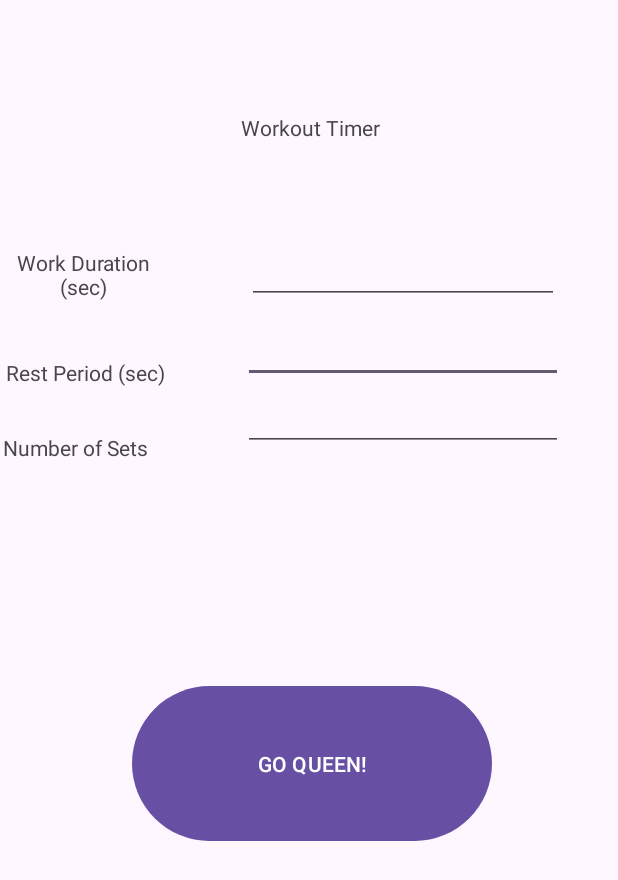
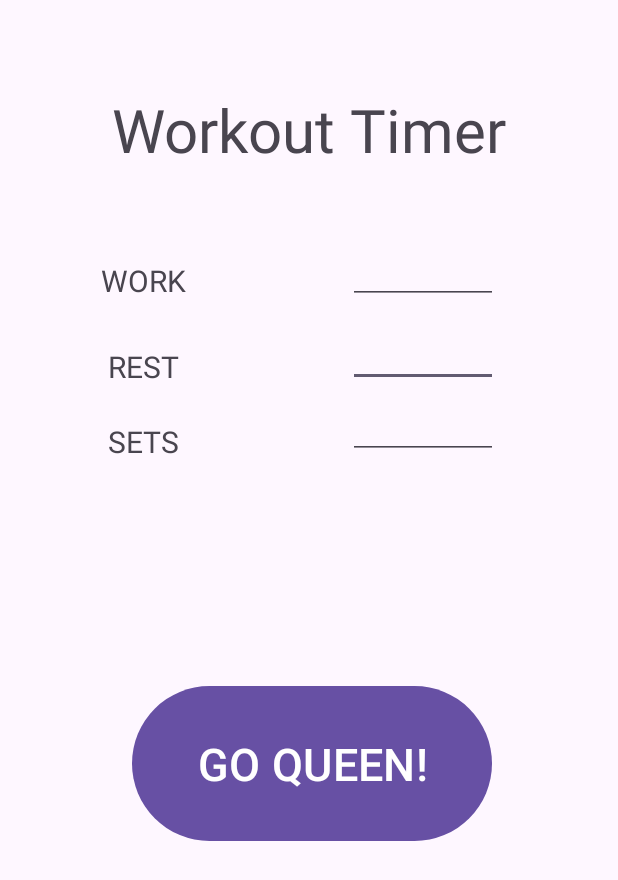
Before and after one commit to T-MannGitHub/Task4-1_Workout_Timer, an Android app: the screen it shows after launch (MainActivity), on a phone screen of 412 x 824 dp. Shown: the top 880 px of the screen. Run offline under Robolectric (Android 15) with nearby library versions, the phone set to English and light mode, and no system bars.

```diff
--- a/app/src/main/res/layout/activity_main.xml
+++ b/app/src/main/res/layout/activity_main.xml
@@ -10,7 +10,7 @@
 
     <TextView
         android:id="@+id/myTextViewTitle"
-        android:layout_width="237dp"
+        android:layout_width="350dp"
         android:layout_height="52dp"
         android:layout_marginStart="142dp"
         android:layout_marginTop="59dp"
@@ -18,6 +18,7 @@
         android:layout_marginBottom="10dp"
         android:gravity="center"
         android:text="@string/Title"
+        android:textSize="40dp"
         android:textAlignment="center"
         app:layout_constraintBottom_toTopOf="@+id/myTextViewWorkDuration"
         app:layout_constraintEnd_toEndOf="parent"
@@ -26,7 +27,7 @@
 
     <TextView
         android:id="@+id/myTextViewRestDuration"
-        android:layout_width="110dp"
+        android:layout_width="100dp"
         android:layout_height="50dp"
         android:layout_marginStart="9dp"
         android:layout_marginEnd="10dp"
@@ -34,6 +35,7 @@
         android:gravity="bottom|left"
         android:text="@string/RestDuration"
         android:textAlignment="center"
+        android:textSize="20dp"
         app:layout_constraintBottom_toTopOf="@+id/myTextViewNumSets"
         app:layout_constraintEnd_toStartOf="@+id/myEditTextRestPeriod"
         app:layout_constraintStart_toStartOf="parent"
@@ -41,20 +43,21 @@
 
     <TextView
         android:id="@+id/myTextViewNumSets"
-        android:layout_width="110dp"
+        android:layout_width="100dp"
         android:layout_height="50dp"
         android:layout_marginStart="9dp"
         android:layout_marginEnd="10dp"
         android:gravity="bottom|left"
         android:text="@string/NumSets"
-        android:textAlignment="gravity"
+        android:textAlignment="center"
+        android:textSize="20dp"
         app:layout_constraintEnd_toStartOf="@+id/myEditTextNumSets"
         app:layout_constraintStart_toStartOf="parent"
         app:layout_constraintTop_toBottomOf="@+id/myTextViewRestDuration" />
 
     <EditText
         android:id="@+id/myEditTextRestPeriod"
-        android:layout_width="wrap_content"
+        android:layout_width="100dp"
         android:layout_height="wrap_content"
         android:layout_marginStart="40dp"
         android:layout_marginTop="7dp"
@@ -62,6 +65,8 @@
         android:layout_marginBottom="7dp"
         android:ems="10"
         android:inputType="number"
+        android:textColor="@color/pink"
+        android:textSize="20dp"
         app:layout_constraintBottom_toTopOf="@+id/myEditTextNumSets"
         app:layout_constraintEnd_toEndOf="parent"
         app:layout_constraintStart_toEndOf="@+id/myTextViewRestDuration"
@@ -69,13 +74,15 @@
 
     <EditText
         android:id="@+id/myEditTextWorkDuration"
-        android:layout_width="208dp"
+        android:layout_width="100dp"
         android:layout_height="46dp"
         android:layout_marginStart="40dp"
         android:layout_marginTop="45dp"
-        android:layout_marginEnd="54dp"
+        android:layout_marginEnd="44dp"
         android:ems="10"
         android:inputType="number"
+        android:textColor="@color/pink"
+        android:textSize="20dp"
         app:layout_constraintBottom_toTopOf="@+id/myEditTextRestPeriod"
         app:layout_constraintEnd_toEndOf="parent"
         app:layout_constraintStart_toEndOf="@+id/myTextViewWorkDuration"
@@ -83,19 +90,21 @@
 
     <EditText
         android:id="@+id/myEditTextNumSets"
-        android:layout_width="wrap_content"
+        android:layout_width="100dp"
         android:layout_height="wrap_content"
         android:layout_marginStart="40dp"
         android:layout_marginEnd="44dp"
         android:ems="10"
         android:inputType="number"
+        android:textColor="@color/pink"
+        android:textSize="20dp"
         app:layout_constraintEnd_toEndOf="parent"
         app:layout_constraintStart_toEndOf="@+id/myTextViewNumSets"
         app:layout_constraintTop_toBottomOf="@+id/myEditTextRestPeriod" />
 
     <TextView
         android:id="@+id/myTextViewWorkDuration"
-        android:layout_width="120dp"
+        android:layout_width="100dp"
         android:layout_height="50dp"
         android:layout_marginStart="9dp"
         android:layout_marginTop="29dp"
@@ -104,6 +113,7 @@
         android:gravity="bottom|left"
         android:text="@string/WorkDuration"
         android:textAlignment="center"
+        android:textSize="20dp"
         app:layout_constraintBottom_toTopOf="@+id/myTextViewRestDuration"
         app:layout_constraintEnd_toStartOf="@+id/myEditTextWorkDuration"
         app:layout_constraintStart_toStartOf="parent"
@@ -117,7 +127,8 @@
         android:layout_marginTop="99dp"
         android:layout_marginEnd="84dp"
         android:layout_marginBottom="214dp"
-        android:text="Button"
+        android:text="@string/GoMainToCountdown"
+        android:textSize="30dp"
         app:layout_constraintBottom_toBottomOf="parent"
         app:layout_constraintEnd_toEndOf="parent"
         app:layout_constraintStart_toStartOf="parent"
--- a/app/src/main/res/values/strings.xml
+++ b/app/src/main/res/values/strings.xml
@@ -3,9 +3,9 @@
 
     <string name="Start">START</string>
     <string name="Stop">PAUSE</string>
-    <string name="WorkDuration">Work Duration (sec)</string>
-    <string name="RestDuration">Rest Period (sec)</string>
-    <string name="NumSets">Number of Sets</string>
+    <string name="WorkDuration">WORK</string>
+    <string name="RestDuration">REST</string>
+    <string name="NumSets">SETS</string>
     <string name="Title">Workout Timer</string>
     <string name="endTimer">00:00:00</string>
     <string name="WorkPhase">Work</string>
```
Also changed, not shown: app/src/main/java/com/tmannapps/task4_1_workout_timer/Countdown.java (+10 -10 lines), app/src/main/res/layout/activity_countdown.xml (+10 -10 lines).
